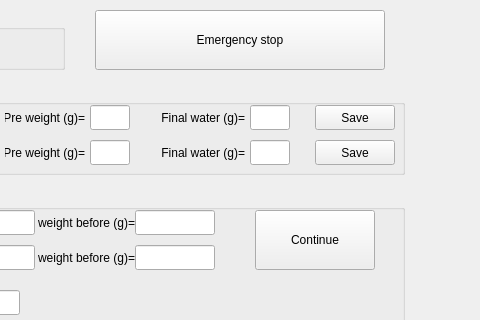
This is src/foraging_gui/Calibration.ui in AllenNeuralDynamics/dynamic-foraging-task as Qt 5 draws it before an edit; both pictures show x 275 to 755 and y 0 to 320 of the 1080 by 869 pixel window. The edited form follows.
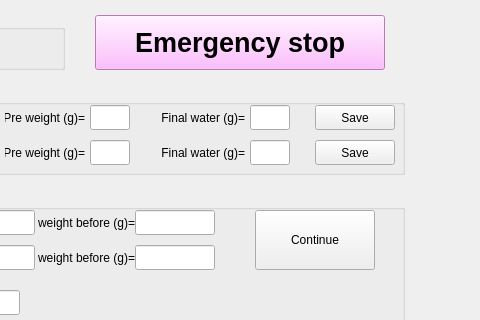
This is the edited form.

Patch:
```diff
--- a/src/foraging_gui/Calibration.ui
+++ b/src/foraging_gui/Calibration.ui
@@ -171,14 +171,23 @@
         <property name="geometry">
             <rect>
                 <x>370</x>
-                <y>10</y>
+                <y>15</y>
                 <width>290</width>
-                <height>60</height>
+                <height>55</height>
             </rect>
         </property>
         <property name="text">
             <string>Emergency stop</string>
         </property>
+        <property name="font">
+            <font>
+                <pointsize>20</pointsize>
+                <bold>true</bold>
+            </font>
+        </property>
+        <property name="styleSheet">
+            <string notr="true">background-color: rgb(255, 170, 255)</string>
+        </property>
         <property name="checkable">
             <bool>true</bool>
         </property>
```
